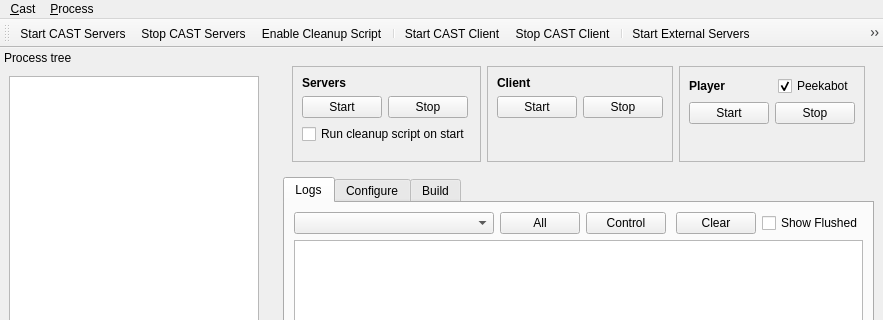
This is tools/castctrl/trunk/qtui/mainwindow.ui in marc-hanheide/cogx as Qt 5 draws it before an edit; both pictures show x 0 to 883 and y 0 to 320 of the 883 by 668 pixel window. The edited form follows.
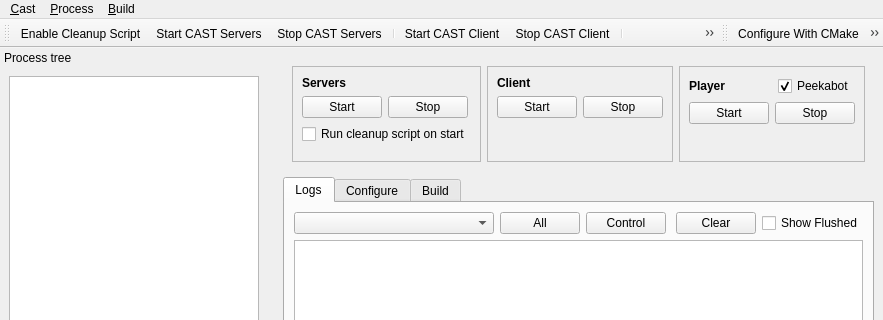
This is the edited form. Icons and pictures are not drawn.

Commit message: castcontrol: actions added to menus and toolbars

```diff
--- a/tools/castctrl/trunk/qtui/mainwindow.ui
+++ b/tools/castctrl/trunk/qtui/mainwindow.ui
@@ -901,8 +901,19 @@
     <addaction name="separator"/>
     <addaction name="actEnableCleanupScript"/>
    </widget>
+   <widget class="QMenu" name="menu_Build">
+    <property name="title">
+     <string>&amp;Build</string>
+    </property>
+    <addaction name="actRunMake"/>
+    <addaction name="actRunMakeInstall"/>
+    <addaction name="actConfigureWithCMake"/>
+    <addaction name="separator"/>
+    <addaction name="actRunMakeClean"/>
+   </widget>
    <addaction name="menuCast"/>
    <addaction name="menu_Process"/>
+   <addaction name="menu_Build"/>
   </widget>
   <widget class="QStatusBar" name="statusbar"/>
   <widget class="QDockWidget" name="dockWidget">
@@ -967,9 +978,9 @@
    <attribute name="toolBarBreak">
     <bool>false</bool>
    </attribute>
+   <addaction name="actEnableCleanupScript"/>
    <addaction name="actStartCastServers"/>
    <addaction name="actStopCastServers"/>
-   <addaction name="actEnableCleanupScript"/>
    <addaction name="separator"/>
    <addaction name="actStartCastClient"/>
    <addaction name="actStopCastClient"/>
@@ -977,6 +988,34 @@
    <addaction name="actStartExternalServers"/>
    <addaction name="actStopExternalServers"/>
   </widget>
+  <widget class="QToolBar" name="buildBar">
+   <property name="minimumSize">
+    <size>
+     <width>0</width>
+     <height>0</height>
+    </size>
+   </property>
+   <property name="windowTitle">
+    <string>toolBar</string>
+   </property>
+   <property name="iconSize">
+    <size>
+     <width>24</width>
+     <height>24</height>
+    </size>
+   </property>
+   <attribute name="toolBarArea">
+    <enum>TopToolBarArea</enum>
+   </attribute>
+   <attribute name="toolBarBreak">
+    <bool>false</bool>
+   </attribute>
+   <addaction name="actConfigureWithCMake"/>
+   <addaction name="actRunMake"/>
+   <addaction name="actRunMakeInstall"/>
+   <addaction name="separator"/>
+   <addaction name="actRunMakeClean"/>
+  </widget>
   <action name="actQuit">
    <property name="text">
     <string>&amp;Quit</string>
@@ -1088,6 +1127,46 @@
     <string>Enable Cleanup Script</string>
    </property>
   </action>
+  <action name="actRunMake">
+   <property name="icon">
+    <iconset>
+     <normalon>:/icons/res/svn-update.png</normalon>
+    </iconset>
+   </property>
+   <property name="text">
+    <string>Make</string>
+   </property>
+  </action>
+  <action name="actRunMakeInstall">
+   <property name="icon">
+    <iconset>
+     <normalon>:/icons/res/svn-commit.png</normalon>
+    </iconset>
+   </property>
+   <property name="text">
+    <string>Make Install</string>
+   </property>
+  </action>
+  <action name="actRunMakeClean">
+   <property name="icon">
+    <iconset>
+     <normalon>:/icons/res/runMakeClean.png</normalon>
+    </iconset>
+   </property>
+   <property name="text">
+    <string>Make Clean</string>
+   </property>
+  </action>
+  <action name="actConfigureWithCMake">
+   <property name="icon">
+    <iconset>
+     <normalon>:/icons/res/CMakeSetup128.png</normalon>
+    </iconset>
+   </property>
+   <property name="text">
+    <string>Configure With CMake</string>
+   </property>
+  </action>
  </widget>
  <resources>
   <include location="castcontrol.qrc"/>
```
Left out of the diff: 2 changed lines with no effect on the pictures. The commit also changes 8 other files.
